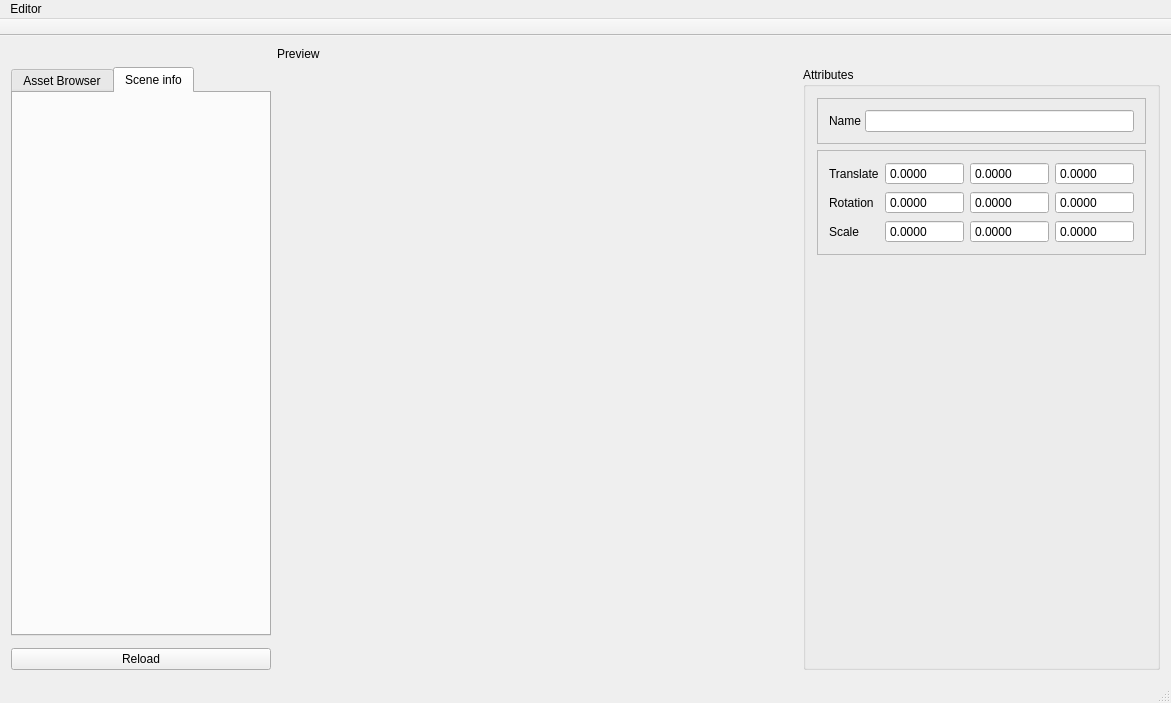
Old version of the form SSPSolution/SSP_Editor/SSP_Editor.ui in the repository Chringo/SSP.
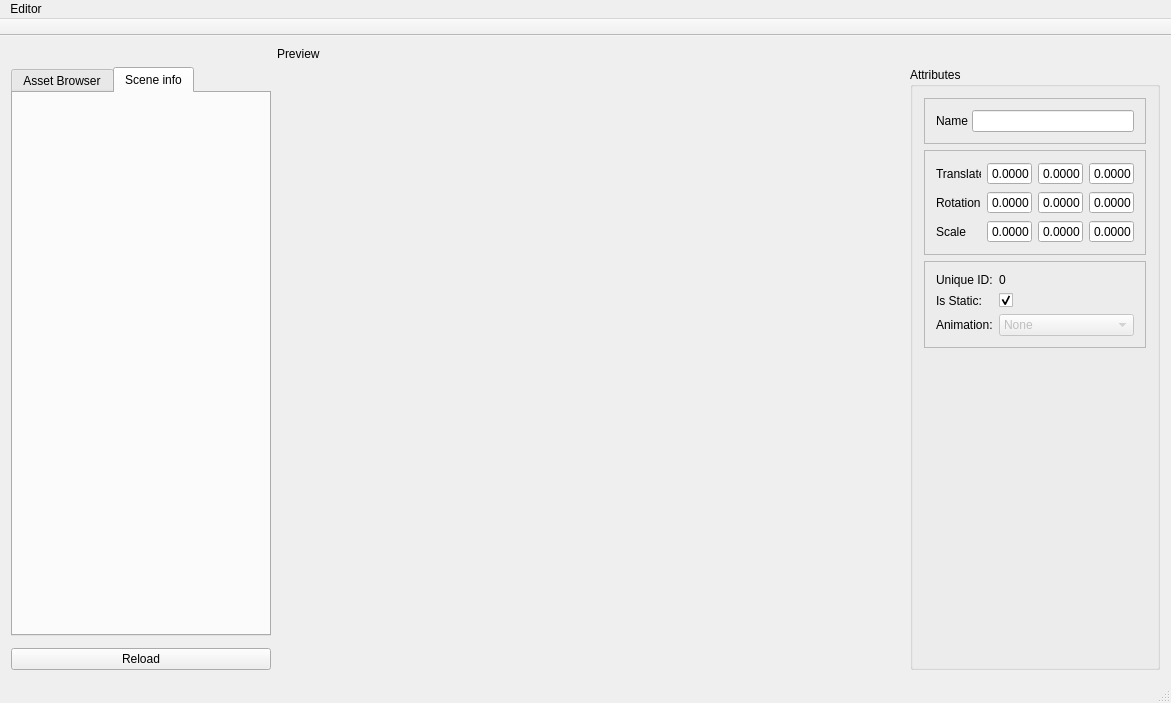
New version of the form. The open tabs and pages were chosen to show the change.

Commit message: UPDATE: UI elements to switch animation, is static and see unique ID

```diff
--- a/SSPSolution/SSP_Editor/SSP_Editor.ui
+++ b/SSPSolution/SSP_Editor/SSP_Editor.ui
@@ -285,6 +285,12 @@
         <height>571</height>
        </size>
       </property>
+      <property name="maximumSize">
+       <size>
+        <width>250</width>
+        <height>16777215</height>
+       </size>
+      </property>
       <property name="autoFillBackground">
        <bool>false</bool>
       </property>
@@ -567,6 +573,71 @@
          </layout>
         </widget>
        </item>
+       <item>
+        <widget class="QFrame" name="variousOptionsframe">
+         <property name="frameShape">
+          <enum>QFrame::StyledPanel</enum>
+         </property>
+         <property name="frameShadow">
+          <enum>QFrame::Raised</enum>
+         </property>
+         <layout class="QFormLayout" name="formLayout">
+          <item row="0" column="0">
+           <widget class="QLabel" name="UIDTEXT">
+            <property name="text">
+             <string>Unique ID:</string>
+            </property>
+           </widget>
+          </item>
+          <item row="0" column="1">
+           <widget class="QLabel" name="uniqueIDLabel">
+            <property name="text">
+             <string>0</string>
+            </property>
+           </widget>
+          </item>
+          <item row="4" column="0">
+           <widget class="QLabel" name="ANIMTEXT">
+            <property name="text">
+             <string>Animation:</string>
+            </property>
+           </widget>
+          </item>
+          <item row="4" column="1">
+           <widget class="QComboBox" name="animationBox">
+            <property name="enabled">
+             <bool>false</bool>
+            </property>
+            <item>
+             <property name="text">
+              <string>None</string>
+             </property>
+            </item>
+           </widget>
+          </item>
+          <item row="3" column="1">
+           <widget class="QCheckBox" name="isStaticCheck">
+            <property name="layoutDirection">
+             <enum>Qt::LeftToRight</enum>
+            </property>
+            <property name="text">
+             <string/>
+            </property>
+            <property name="checked">
+             <bool>true</bool>
+            </property>
+           </widget>
+          </item>
+          <item row="3" column="0">
+           <widget class="QLabel" name="ISSTATICTEXT">
+            <property name="text">
+             <string>Is Static:</string>
+            </property>
+           </widget>
+          </item>
+         </layout>
+        </widget>
+       </item>
        <item>
         <spacer name="verticalSpacer">
          <property name="orientation">
```
Left out of the diff: 16 changed lines with no effect on the pictures. The commit also changes 1 other file.
